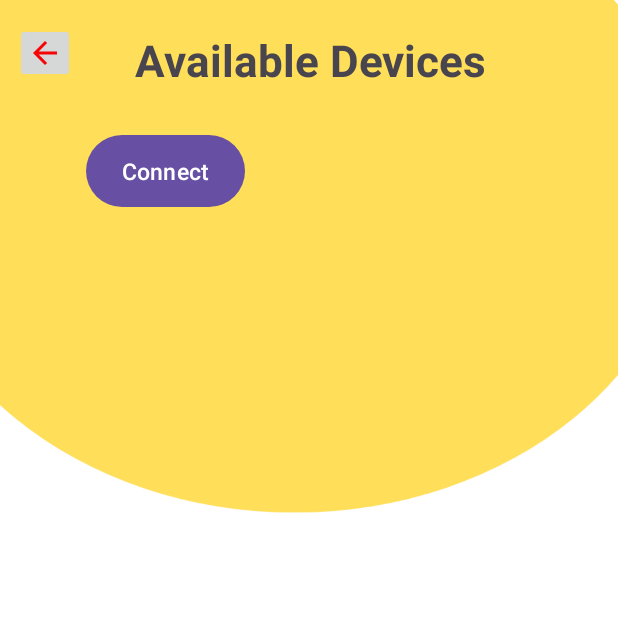
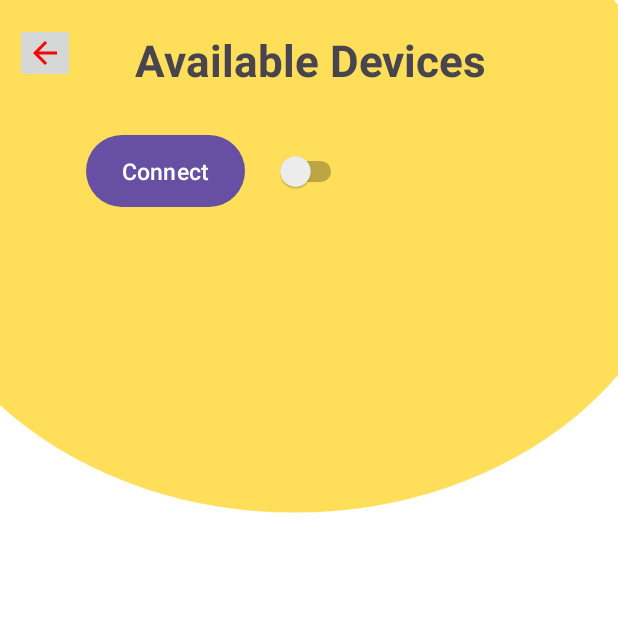
Before and after one commit to shaka0678/TBManager, an Android app: the bbbblue screen opened directly, with no data from a screen before it, on a phone screen of 412 x 824 dp, the top half of it. Run offline under Robolectric (Android 15) with nearby library versions, the phone set to English and light mode, and no system bars; our stand-ins replace Firebase (no records; nobody signed in at launch, a user with empty details on screens opened directly).

Commit message:
Commit and save

```diff
--- a/app/src/main/res/layout/activity_bbbblue.xml
+++ b/app/src/main/res/layout/activity_bbbblue.xml
@@ -32,7 +32,8 @@
         android:orientation="horizontal"
         android:id="@+id/smk"
         android:padding="7dp"
-        android:layout_below="@+id/dat1">
+        android:layout_below="@+id/dat1"
+        tools:ignore="UseSwitchCompatOrMaterialXml">
 
         <Button
             android:id="@+id/dat3k"
@@ -45,6 +46,13 @@
             android:text="Connect"
             android:textSize="15sp" />
 
+        <Switch
+            android:layout_width="wrap_content"
+            android:layout_height="wrap_content"
+            android:layout_marginStart="20dp"
+            android:layout_marginTop="23dp"
+            android:id="@+id/switch2"/>
+
 
     </LinearLayout>
 
```
Also changed, not shown: app/src/main/java/com/example/tbmanager/bbbblue.java (+41 -44 lines).
